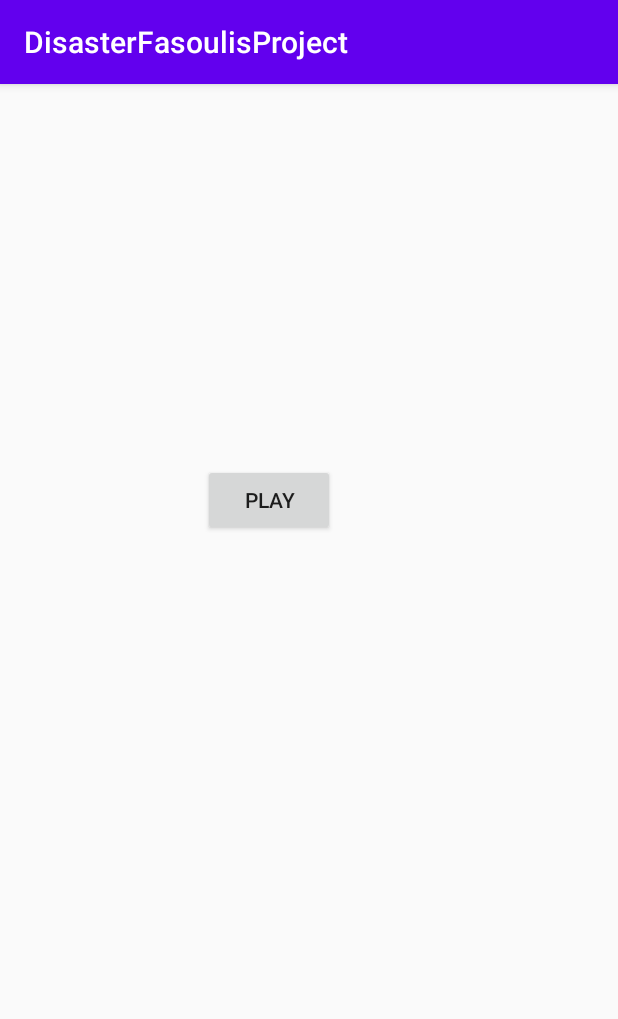
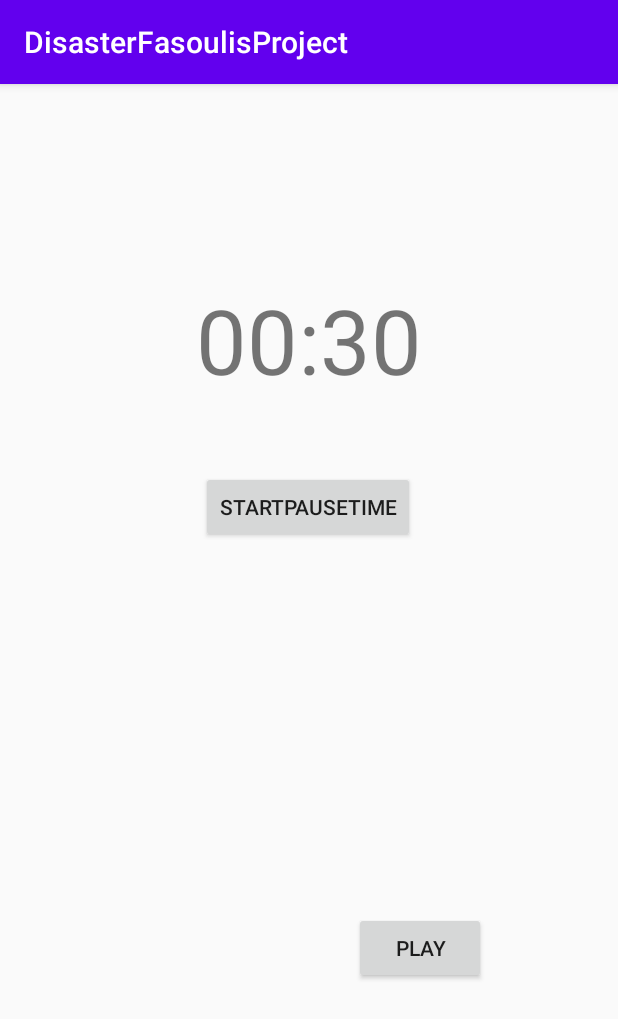
Before and after one commit to melifas/DisasterFasoulisProject, an Android app: the AccelerometerActivity screen opened directly, with no data from a screen before it, on a phone screen of 412 x 824 dp. Shown: the top 1019 px of the screen. Run offline under Robolectric (Android 15) with nearby library versions, the phone set to English and light mode, and no system bars.

Commit message:
added countdown 30 seconds

```diff
--- a/app/src/main/java/com/example/disasterfasoulisproject/AccelerometerActivity.java
+++ b/app/src/main/java/com/example/disasterfasoulisproject/AccelerometerActivity.java
@@ -10,15 +10,26 @@ import android.hardware.SensorEventListener;
 import android.hardware.SensorManager;
 import android.media.MediaPlayer;
 import android.os.Bundle;
+import android.os.CountDownTimer;
 import android.view.View;
 import android.widget.Button;
+import android.widget.TextView;
 import android.widget.Toast;
 
 public class AccelerometerActivity extends AppCompatActivity implements SensorEventListener {
 
-    private  Button btnPlayMusic;
+    public static final long START_TIME_IN_MILLIS = 30000;
+    public long timeLeftInMillis = START_TIME_IN_MILLIS;
+
+
+
+    private  Button btnPlayMusic,btnStartStopTime;
+    TextView txtTimeCountDown;
     private SensorManager sensorManager;
     private MediaPlayer mediaPlayer;
+
+    private CountDownTimer countDownTimer;
+    private boolean timerRunning;
 
     Sensor accelerometer;
 
@@ -27,10 +38,13 @@ public class AccelerometerActivity extends AppCompatActivity implements SensorEv
         super.onCreate(savedInstanceState);
         setContentView(R.layout.activity_accelerometer);
 
+        txtTimeCountDown = findViewById(R.id.txtTime);
+
         mediaPlayer = new MediaPlayer();
         mediaPlayer = MediaPlayer.create(AccelerometerActivity.this,R.raw.count );
 
         btnPlayMusic = findViewById(R.id.btnPlay);
+        btnStartStopTime = findViewById(R.id.btnStartPause);
 
         sensorManager = (SensorManager) getSystemService(SENSOR_SERVICE);
         accelerometer = sensorManager.getDefaultSensor(Sensor.TYPE_ACCELEROMETER);
@@ -47,7 +61,63 @@ public class AccelerometerActivity extends AppCompatActivity implements SensorEv
             }
         });
 
+        btnStartStopTime.setOnClickListener(new View.OnClickListener() {
+            @Override
+            public void onClick(View v) {
+                if (timerRunning){
+                    pauseTimer();
+                }else {
+                    startTimer();
+                }
+            }
+        });
+
+        updateCountDownText();
+
     }
+
+    //------------------------------Methods for CountDown--------------------------------------------//
+
+    private void  pauseTimer(){
+
+        countDownTimer.cancel();
+        timerRunning = false;
+        btnStartStopTime.setText("Start");
+    }
+
+    private void startTimer(){
+        countDownTimer = new CountDownTimer(timeLeftInMillis,1000) {
+            @Override
+            public void onTick(long millisUntilFinished) {
+                timeLeftInMillis = millisUntilFinished;
+                updateCountDownText();
+
+            }
+
+            @Override
+            public void onFinish() {
+                timerRunning = false;
+                btnStartStopTime.setText("Start");
+                btnStartStopTime.setVisibility(View.INVISIBLE);
+            }
+        }.start();
+
+        timerRunning = true;
+        btnStartStopTime.setText("pause");
+    }
+
+    public  void updateCountDownText(){
+        int minutes = (int) timeLeftInMillis/1000/60;
+        int seconds = (int) (timeLeftInMillis/1000) % 60;
+
+        String timeLeftFormated = String.format("%02d:%02d",minutes,seconds);
+        txtTimeCountDown.setText(timeLeftFormated);
+    }
+
+
+
+    //----------------------------------------------------------------------------------------------//
+
 
     //------------------------------------Stop and Start Music Music----------------------------------//
     public void pauseMusic(){
--- a/app/src/main/res/layout/activity_accelerometer.xml
+++ b/app/src/main/res/layout/activity_accelerometer.xml
@@ -10,9 +10,30 @@
         android:id="@+id/btnPlay"
         android:layout_width="wrap_content"
         android:layout_height="wrap_content"
-        android:layout_marginStart="135dp"
-        android:layout_marginTop="253dp"
+        android:layout_marginStart="236dp"
+        android:layout_marginTop="552dp"
         android:text="Play"
         app:layout_constraintStart_toStartOf="parent"
         app:layout_constraintTop_toTopOf="parent" />
+
+    <Button
+        android:id="@+id/btnStartPause"
+        android:layout_width="wrap_content"
+        android:layout_height="wrap_content"
+        android:layout_marginStart="134dp"
+        android:layout_marginTop="258dp"
+        android:text="StartPauseTime"
+        app:layout_constraintStart_toStartOf="parent"
+        app:layout_constraintTop_toTopOf="parent" />
+
+    <TextView
+        android:id="@+id/txtTime"
+        android:layout_width="wrap_content"
+        android:layout_height="wrap_content"
+        android:layout_marginTop="130dp"
+        android:text="00:00"
+        android:textSize="60sp"
+        app:layout_constraintEnd_toEndOf="parent"
+        app:layout_constraintStart_toStartOf="parent"
+        app:layout_constraintTop_toTopOf="parent" />
 </androidx.constraintlayout.widget.ConstraintLayout>
```
